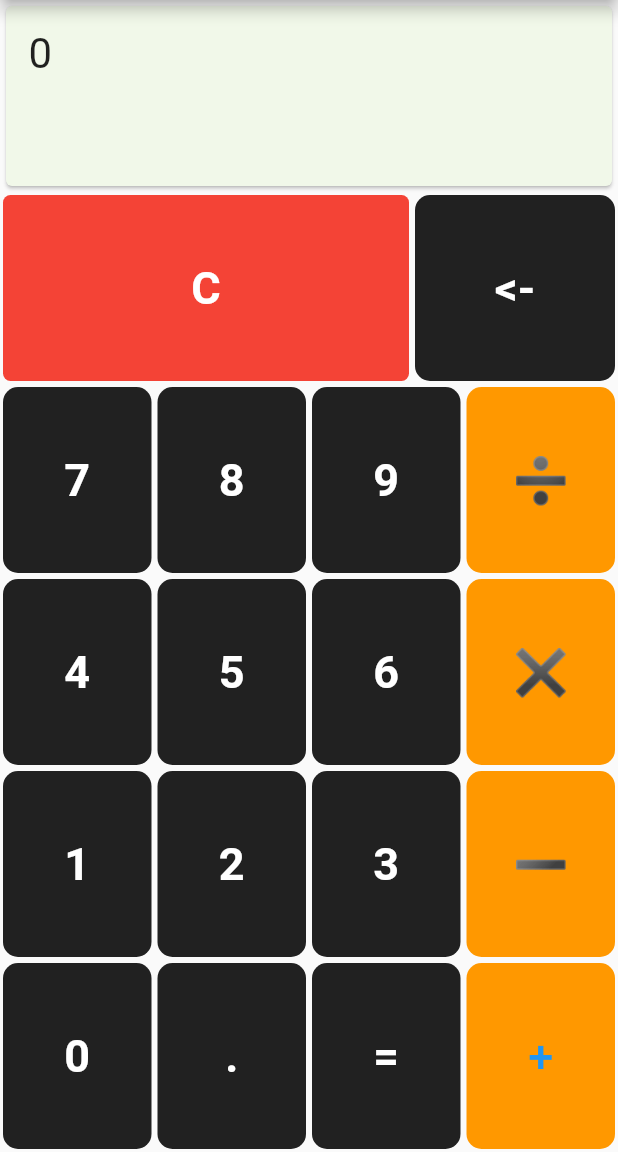
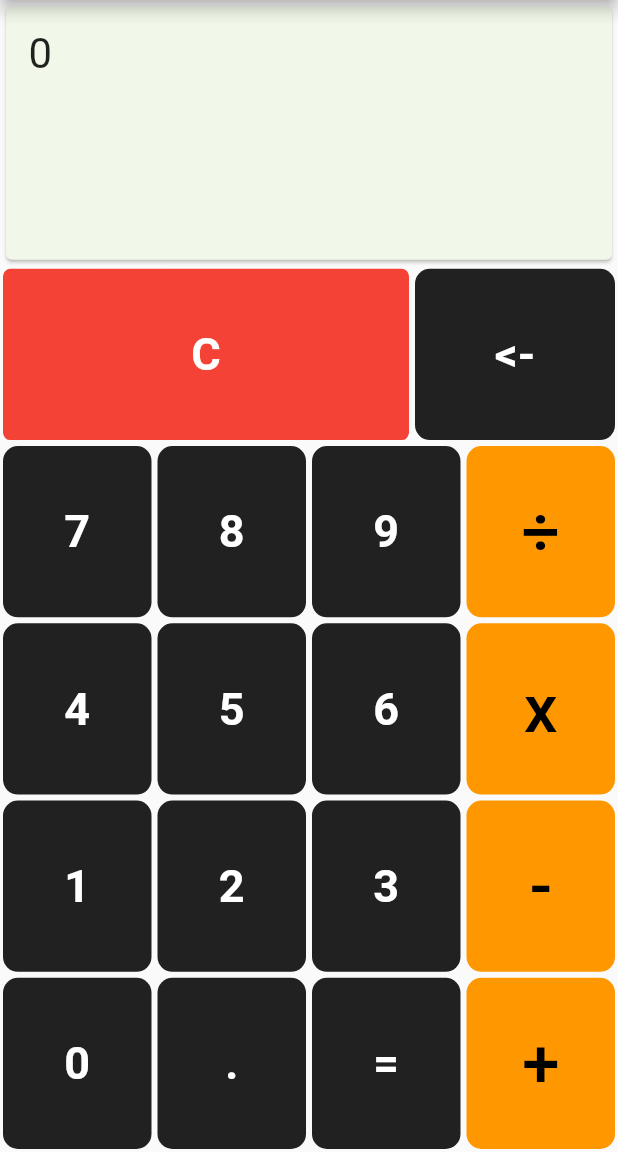
Before and after one commit to gnenocce/calcolatrice, a Flutter app: the screen it shows after launch, on a phone screen of 412 x 824 dp, the part 84-1236 px from its top. Run offline on Flutter 3.47's test engine with Material 2 defaults, Android fonts, the light colour scheme and no system bars.

Commit message:
Optimized Calculator interface completed
ToDo implement calculation

```diff
--- /dev/null
+++ b/lib/group_widgets/expanded_button.dart
@@ -0,0 +1,40 @@
+import 'package:flutter/material.dart';
+
+class ExpandedButton extends StatelessWidget {
+
+  ExpandedButton({
+    required this.action,
+    required this.onPressedAction,
+
+  });
+
+  final String action;
+  final Color textColor = Colors.white, backgroundColor = Colors.black87;
+  final VoidCallback onPressedAction;
+
+  @override
+  Widget build(BuildContext context) {
+    return Expanded(
+      flex: 1,
+      child: Padding(
+          padding: EdgeInsets.all(2.0),
+          child: Container(
+            decoration: BoxDecoration(
+                borderRadius: BorderRadius.circular(10.0),
+                color: backgroundColor
+            ),
+            child: TextButton(
+                onPressed: onPressedAction,
+                child: Text(action,
+                  style: TextStyle(
+                      fontWeight: FontWeight.bold,
+                      fontSize: 30.0,
+                      color: textColor
+                  ),
+                )
+            ),
+          )
+      )
+    );
+  }
+}
--- a/lib/button_widgets/expanded_row.dart
+++ b/lib/group_widgets/expanded_row.dart
@@ -13,7 +13,7 @@ class ExpandedRow extends StatelessWidget {
   @override
   Widget build(BuildContext context) =>
       Expanded(
-        flex: 1,
+        flex: 2,
         child: Row(
           children: children,
             crossAxisAlignment: crossAxisAlignment,
--- a/lib/operation_button.dart
+++ b/lib/group_widgets/operation_button.dart
@@ -24,7 +24,8 @@ class OperationButton extends StatelessWidget {
               onPressed: onPressedAction,
               child: Text(symbol,
                 style: TextStyle(
-                    fontSize: 30.0,
+                    fontSize: 45.0,
+                  color: Colors.black
                 ),
               )
           ),
--- a/lib/main.dart
+++ b/lib/main.dart
@@ -1,6 +1,8 @@
+import 'package:calcolatrice/group_widgets/expanded_row.dart';
 import 'package:calcolatrice/calculator_screen.dart';
-import 'package:calcolatrice/operation_button.dart';
-import 'typing_button.dart';
+import 'package:calcolatrice/group_widgets/operation_button.dart';
+import 'group_widgets/expanded_button.dart';
+import 'group_widgets/typing_button.dart';
 import 'package:flutter/material.dart';
 
 void main() =>
@@ -50,7 +52,7 @@ class CalculatorHomePageState extends State<CalculatorHomePage> {
           children: [
             // region Calculator Screen
             Expanded(
-              flex: 1,
+              flex: 3,
               child: CalculatorScreen(
                 displayData: _str,
               ),
@@ -58,9 +60,7 @@ class CalculatorHomePageState extends State<CalculatorHomePage> {
             //endregion
 
             // region First Row
-            Expanded(
-              flex: 1,
-              child: Row(
+            ExpandedRow(
                 crossAxisAlignment: CrossAxisAlignment.stretch,
                 children: [
                   Expanded(
@@ -87,168 +87,112 @@ class CalculatorHomePageState extends State<CalculatorHomePage> {
                     )
                   ),
 
-                  Expanded(
-                    flex:1,
-                    child: TypingButton(
+                  ExpandedButton(
                       action: '<-',
                       onPressedAction: () { deleteOne(); },
                     )
-                  )
 
                 ]
-              )
               ),
             //endregion
 
             // region Second Row
-            Expanded(
-              flex: 1,
-              child: Row(
+            ExpandedRow(
                 crossAxisAlignment: CrossAxisAlignment.stretch,
                 children: [
-                  Expanded(
-                    flex: 1,
-                    child: TypingButton(
+                  ExpandedButton(
                       action: '7',
                       onPressedAction: () { add('7'); },
-                    )
                   ),
-
-                  Expanded(
-                    flex: 1,
-                    child: TypingButton(
+                  ExpandedButton(
                       action: '8',
                       onPressedAction: () { add('8'); },
                     ),
-                  ),
-                  Expanded(
-                    flex: 1,
-                    child: TypingButton(
+                  ExpandedButton(
                       action: '9',
                       onPressedAction: () { add('9'); },
-                    ),
                     ),
                   Expanded(
                     flex: 1,
                     child: OperationButton(
-                      onPressedAction: () { add('/'); },
-                      symbol: "➗",
+                      onPressedAction: () { add('÷'); },
+                      symbol: "÷",
                     ),
                   ),
                 ],
 
               ),
-            ),
             // endregion
 
             //region Third Row
-            Expanded(
-              flex: 1,
-              child: Row(
+            ExpandedRow(
                 crossAxisAlignment: CrossAxisAlignment.stretch,
                 children: [
-                  Expanded(
-                      flex: 1,
-                      child: TypingButton(
+                  ExpandedButton(
                         action: '4',
                         onPressedAction: () { add('4'); },
-                      )
                   ),
-
-                  Expanded(
-                    flex: 1,
-                    child: TypingButton(
+                  ExpandedButton(
                       action: '5',
                       onPressedAction: () { add('5'); },
                     ),
-                  ),
-                  Expanded(
-                    flex: 1,
-                    child: TypingButton(
+                  ExpandedButton(
                       action: '6',
                       onPressedAction: () { add('6'); },
-                    ),
                     ),
                   Expanded(
                     flex: 1,
                     child: OperationButton(
-                      onPressedAction: () { add('✖️'); },
-                      symbol: "✖️",
+                      onPressedAction: () { add('x️'); },
+                      symbol: "x️",
                     ),
                   ),
                 ],
-
-              ),
               ),
             // endregion
 
             // region Fourth Row
-            Expanded(
-              flex: 1,
-              child: Row(
+            ExpandedRow(
                 crossAxisAlignment: CrossAxisAlignment.stretch,
                 children: [
-                  Expanded(
-                      flex: 1,
-                      child: TypingButton(
+                  ExpandedButton(
                         action: '1',
                         onPressedAction: () { add('1'); },
-                      )
                   ),
-
-                  Expanded(
-                    flex: 1,
-                    child: TypingButton(
+                  ExpandedButton(
                       action: '2',
                       onPressedAction: () { add('2'); },
                     ),
-                  ),
-                  Expanded(
-                    flex: 1,
-                    child: TypingButton(
+                  ExpandedButton(
                       action: '3',
                       onPressedAction: () { add('3'); },
-                    ),
                     ),
                   Expanded(
                     flex: 1,
                     child: OperationButton(
-                      onPressedAction: () { add('➖'); },
-                      symbol: "➖",
+                      onPressedAction: () { add('-'); },
+                      symbol: "-",
                     ),
                   ),
                 ],
               ),
-            ),
             //endregion
 
             //region Last Row
-            Expanded(
-              flex: 1,
-              child: Row(
+            ExpandedRow(
                 crossAxisAlignment: CrossAxisAlignment.stretch,
                 children: [
-                  Expanded(
-                      flex: 1,
-                      child: TypingButton(
+                  ExpandedButton(
                         action: '0',
                         onPressedAction: () { add('0'); },
-                      )
                   ),
-
-                  Expanded(
-                    flex: 1,
-                    child: TypingButton(
+                  ExpandedButton(
                       action: '.',
                       onPressedAction: () { add('.'); },
                     ),
-                  ),
-                  Expanded(
-                    flex: 1,
-                    child: TypingButton(
+                  ExpandedButton(
                       action: '=',
-                      onPressedAction: () { add('='); },
-                    ),
+                      onPressedAction: () { getResult(); },
                     ),
                   Expanded(
                     flex: 1,
@@ -258,7 +202,6 @@ class CalculatorHomePageState extends State<CalculatorHomePage> {
                     ),
                   ),
                 ],
-              ),
               )
 
           ],
@@ -272,4 +215,6 @@ class CalculatorHomePageState extends State<CalculatorHomePage> {
   void deleteOne() {}
 
   void add(String action) {}
+
+  void getResult() {}
 }
```
Also changed, not shown: lib/group_widgets/typing_button.dart (renamed from lib/typing_button.dart). Lines whose indentation alone changed are shown as unchanged.
